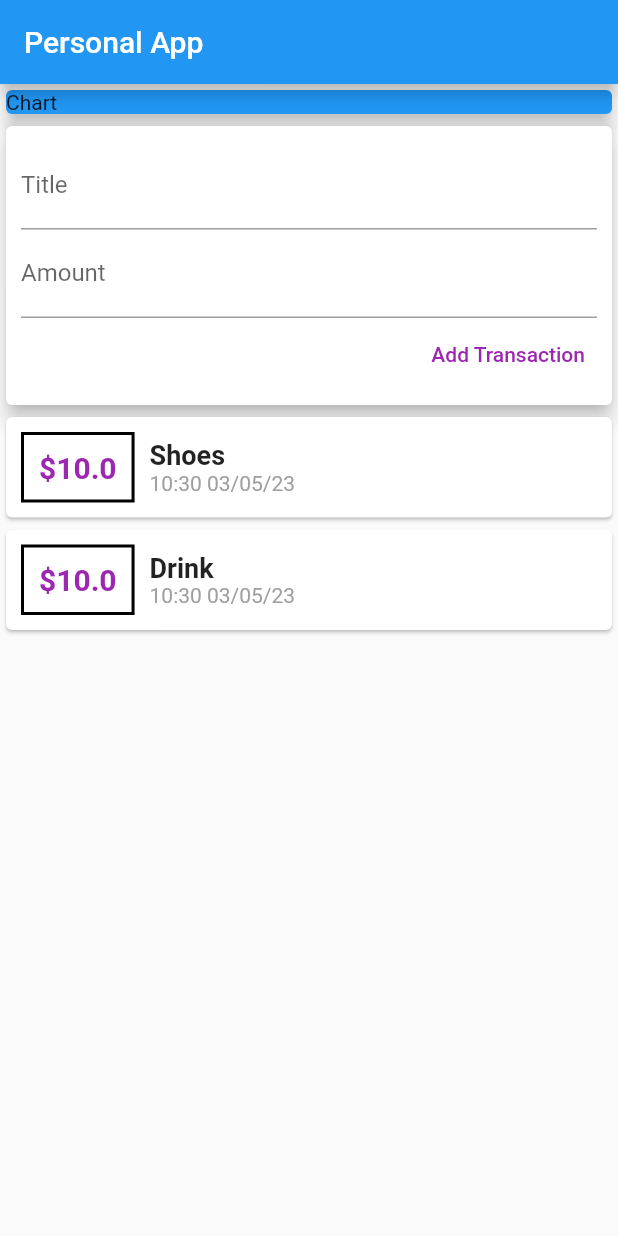
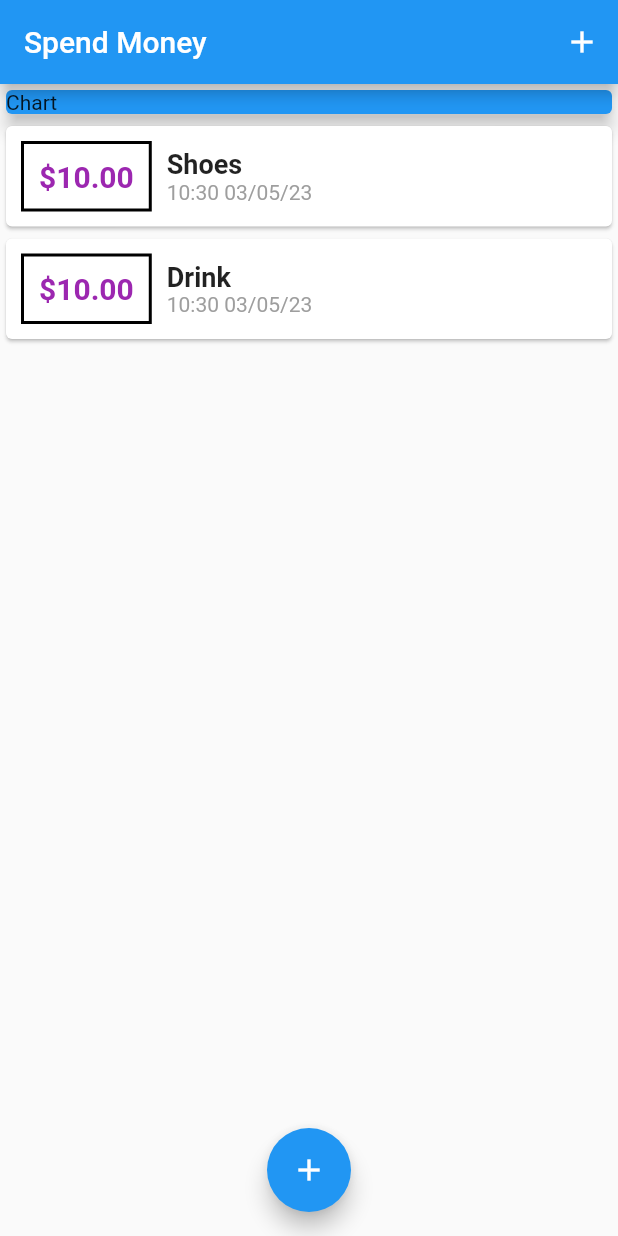
Before and after one commit to nguyendang1308/Remember-Spending-App, a Flutter app: the screen it shows after launch, on a phone screen of 412 x 824 dp. Run offline on Flutter 3.47's test engine with Material 2 defaults, Android fonts, the phone set to English and light mode, and no system bars.

Commit message:
Add: Float Add New Transaction

```diff
--- a/lib/main.dart
+++ b/lib/main.dart
@@ -4,7 +4,7 @@
 import 'package:intl/intl.dart';
 import 'package:personal/widgets/new_transaction.dart';
 import 'package:personal/widgets/transaction_list.dart';
-import 'package:personal/widgets/user_transaction.dart';
+import 'package:personal/models/transaction.dart';
 
 void main() => runApp(Personal());
 
@@ -26,16 +26,64 @@
   }
 }
 
-class HomePage extends StatelessWidget {
+class HomePage extends StatefulWidget {
+  @override
+  State<HomePage> createState() => _HomePageState();
+}
+
+class _HomePageState extends State<HomePage> {
+  final List<Transaction> _userTransaction = [
+    Transaction(
+      id: 'ID01',
+      title: 'Shoes',
+      amount: 10,
+      date: DateTime.now(),
+    ),
+    Transaction(
+      id: 'ID02',
+      title: 'Drink',
+      amount: 10,
+      date: DateTime.now(),
+    ),
+  ];
+  int count = 2;
+  void _addTransaction(String txTitle, double txAmount) {
+    count += 1;
+    final newTx = Transaction(
+      id: 'ID $count ',
+      title: txTitle,
+      amount: txAmount,
+      date: DateTime.now(),
+    );
+    setState(() {
+      _userTransaction.add(newTx);
+    });
+  }
+
   // String? titleInput;
-  // String? amountIntput;
-  final titleController = TextEditingController();
-  final amountControler = TextEditingController();
+  void _startAddNewTransaction(BuildContext ctx) {
+    showModalBottomSheet(
+        context: ctx,
+        builder: (bCtx) {
+          return GestureDetector(
+            onTap: () {},
+            child: NewTransaction(_addTransaction),
+            behavior: HitTestBehavior.opaque,
+          );
+        });
+  }
+
   @override
   Widget build(BuildContext context) {
     return Scaffold(
       appBar: AppBar(
-        title: Text("Personal App"),
+        title: Text("Spend Money"),
+        actions: <Widget>[
+          IconButton(
+            icon: Icon(Icons.add),
+            onPressed: () => _startAddNewTransaction(context),
+          ),
+        ],
       ),
       body: Column(
         //mainAxisAlignment: MainAxisAlignment.start,
@@ -50,8 +98,13 @@
               elevation: 5,
             ),
           ),
-          UserTransaction(),
+          TransactionList(_userTransaction),
         ],
+      ),
+      floatingActionButtonLocation: FloatingActionButtonLocation.centerFloat,
+      floatingActionButton: FloatingActionButton(
+        onPressed: () => _startAddNewTransaction(context),
+        child: Icon(Icons.add),
       ),
     );
   }
--- a/lib/widgets/transaction_list.dart
+++ b/lib/widgets/transaction_list.dart
@@ -9,8 +9,10 @@
 
   @override
   Widget build(BuildContext context) {
-    return Column(
-      children: transactions.map((tx) {
+    return Container(
+      height: 300,
+      child: ListView.builder(
+        itemBuilder: (ctx, index) {
           return Card(
             child: Row(
               children: [
@@ -22,7 +24,7 @@
                   ),
                   padding: EdgeInsets.all(10),
                   child: Text(
-                  '\$${tx.amount}',
+                    '\$${transactions[index].amount.toStringAsFixed(2)}',
                     style: TextStyle(
                       fontWeight: FontWeight.bold,
                       fontSize: 20,
@@ -34,11 +36,12 @@
                   crossAxisAlignment: CrossAxisAlignment.start,
                   children: [
                     Text(
-                    '${tx.title} ',
-                    style: TextStyle(fontSize: 18, fontWeight: FontWeight.bold),
+                      '${transactions[index].title} ',
+                      style:
+                          TextStyle(fontSize: 18, fontWeight: FontWeight.bold),
                     ),
                     Text(
-                    '${DateFormat('hh:mm MM/dd/yy').format(tx.date)} ',
+                      '${DateFormat('hh:mm MM/dd/yy').format(transactions[index].date)} ',
                       style: TextStyle(color: Colors.grey),
                     ),
                   ],
@@ -46,7 +49,9 @@
               ],
             ),
           );
-      }).toList(),
+        },
+        itemCount: transactions.length,
+      ),
     );
   }
 }
--- a/lib/widgets/user_transaction.dart
+++ /dev/null
@@ -1,51 +0,0 @@
-import 'package:flutter/material.dart';
-import 'package:personal/widgets/new_transaction.dart';
-import 'package:personal/widgets/transaction_list.dart';
-import 'package:personal/models/transaction.dart';
-
-class UserTransaction extends StatefulWidget {
-  const UserTransaction({super.key});
-
-  @override
-  State<UserTransaction> createState() => _UserTransactionState();
-}
-
-class _UserTransactionState extends State<UserTransaction> {
-  final List<Transaction> _userTransaction = [
-    Transaction(
-      id: 'ID01',
-      title: 'Shoes',
-      amount: 10,
-      date: DateTime.now(),
-    ),
-    Transaction(
-      id: 'ID02',
-      title: 'Drink',
-      amount: 10,
-      date: DateTime.now(),
-    ),
-  ];
-  int count = 2;
-  void _addTransaction(String txTitle, double txAmount) {
-    count += 1;
-    final newTx = Transaction(
-      id: 'ID $count ',
-      title: txTitle,
-      amount: txAmount,
-      date: DateTime.now(),
-    );
-    setState(() {
-      _userTransaction.add(newTx);
-    });
-  }
-
-  @override
-  Widget build(BuildContext context) {
-    return Column(
-      children: [
-        NewTransaction(_addTransaction),
-        TransactionList(_userTransaction),
-      ],
-    );
-  }
-}
```
Also changed, not shown: lib/widgets/new_transaction.dart (+29 -8 lines). Lines whose indentation alone changed are shown as unchanged.
